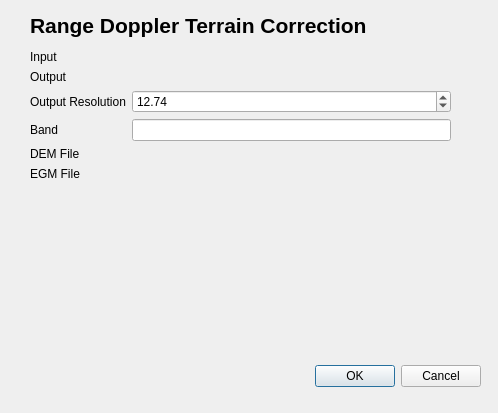
Old version of the form range_doppler/range_doppler_dialog_base.ui in the repository AUGSignals/qgis-plugins.
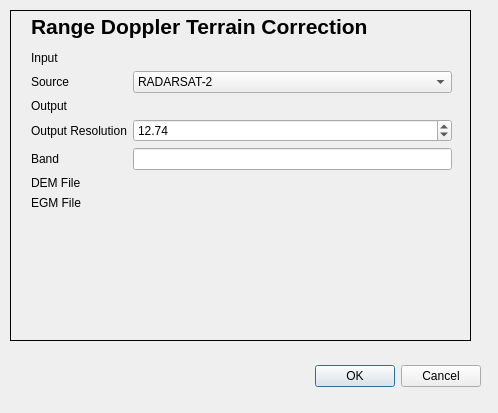
New version of the form. Custom widgets are drawn as their Qt base class.

Commit message: Added satellite source option to range doppler

Diff of the .ui file:
```diff
--- a/range_doppler/range_doppler_dialog_base.ui
+++ b/range_doppler/range_doppler_dialog_base.ui
@@ -38,6 +38,9 @@
      <height>331</height>
     </rect>
    </property>
+   <property name="frameShape">
+    <enum>QFrame::Box</enum>
+   </property>
    <widget class="QWidget" name="page">
     <widget class="QWidget" name="formLayoutWidget">
      <property name="geometry">
@@ -66,14 +69,14 @@
         </property>
        </widget>
       </item>
-      <item row="1" column="0">
+      <item row="2" column="0">
        <widget class="QLabel" name="label_2">
         <property name="text">
          <string>Output</string>
         </property>
        </widget>
       </item>
-      <item row="1" column="1">
+      <item row="2" column="1">
        <widget class="QgsFileWidget" name="outputQgsFileWidget">
         <property name="filter">
          <string>*.tif *.tiff *.gtif ;;*.img ;; *.*</string>
@@ -83,45 +86,45 @@
         </property>
        </widget>
       </item>
-      <item row="3" column="0">
+      <item row="4" column="0">
        <widget class="QLabel" name="label_6">
         <property name="text">
          <string>Band</string>
         </property>
        </widget>
       </item>
-      <item row="3" column="1">
+      <item row="4" column="1">
        <widget class="QLineEdit" name="bandQLineEdit"/>
       </item>
-      <item row="4" column="0">
+      <item row="5" column="0">
        <widget class="QLabel" name="label_3">
         <property name="text">
          <string>DEM File</string>
         </property>
        </widget>
       </item>
-      <item row="4" column="1">
+      <item row="5" column="1">
        <widget class="QgsFileWidget" name="demQgsFileWidget">
         <property name="filter">
          <string>*.dem;;*.*</string>
         </property>
        </widget>
       </item>
-      <item row="5" column="0">
+      <item row="6" column="0">
        <widget class="QLabel" name="label_4">
         <property name="text">
          <string>EGM File</string>
         </property>
        </widget>
       </item>
-      <item row="5" column="1">
+      <item row="6" column="1">
        <widget class="QgsFileWidget" name="egmQgsFileWidget">
         <property name="filter">
          <string>*.egm;;*.*</string>
         </property>
        </widget>
       </item>
-      <item row="2" column="1">
+      <item row="3" column="1">
        <widget class="QgsDoubleSpinBox" name="outputResolutionQgsDoubleSpinBox">
         <property name="maximum">
          <double>999.990000000000009</double>
@@ -131,13 +134,44 @@
         </property>
        </widget>
       </item>
-      <item row="2" column="0">
+      <item row="3" column="0">
        <widget class="QLabel" name="label_7">
         <property name="text">
          <string>Output Resolution</string>
         </property>
        </widget>
       </item>
+      <item row="1" column="0">
+       <widget class="QLabel" name="label_8">
+        <property name="text">
+         <string>Source</string>
+        </property>
+       </widget>
+      </item>
+      <item row="1" column="1">
+       <widget class="QComboBox" name="satelliteComboBox">
+        <item>
+         <property name="text">
+          <string>RADARSAT-2</string>
+         </property>
+        </item>
+        <item>
+         <property name="text">
+          <string>ICEYE</string>
+         </property>
+        </item>
+        <item>
+         <property name="text">
+          <string>TerraSAR-X</string>
+         </property>
+        </item>
+        <item>
+         <property name="text">
+          <string>PALSAR</string>
+         </property>
+        </item>
+       </widget>
+      </item>
      </layout>
     </widget>
     <widget class="QLabel" name="label_5">
```
The commit also changes 1 other file.
